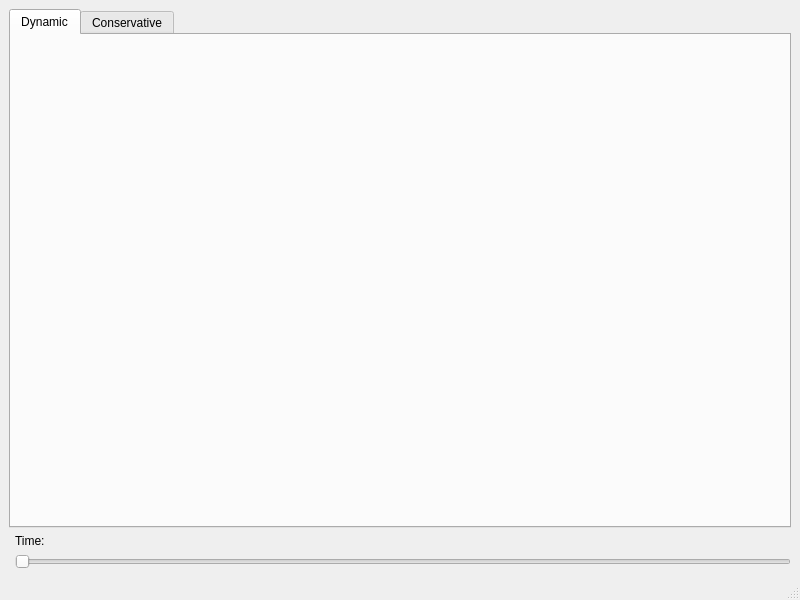
ToKiNoBug/UniSimulator, file MainWindow.ui: the form before one commit.
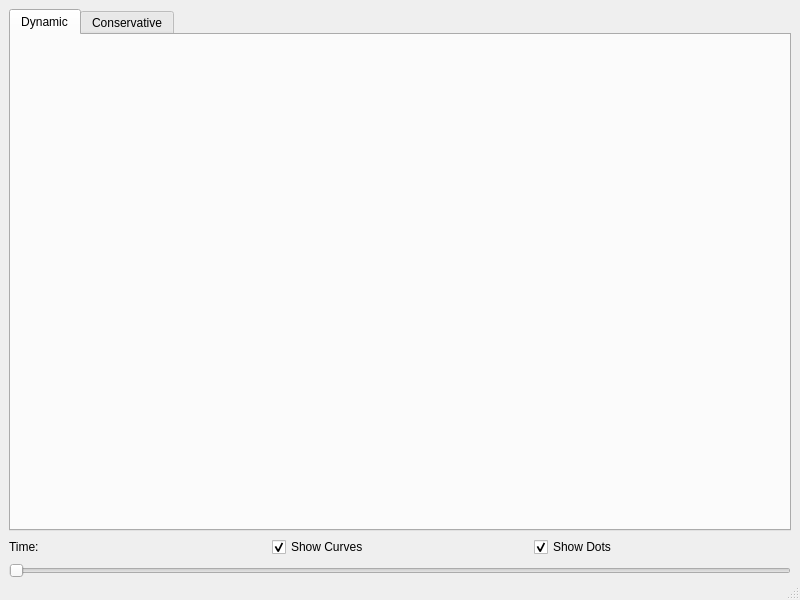
The form after the commit.

```diff
--- a/MainWindow.ui
+++ b/MainWindow.ui
@@ -15,7 +15,43 @@
   </property>
   <widget class="QWidget" name="centralwidget">
    <layout class="QGridLayout" name="gridLayout_2">
-    <item row="2" column="1">
+    <property name="bottomMargin">
+     <number>0</number>
+    </property>
+    <item row="1" column="0">
+     <widget class="QLabel" name="displayTime">
+      <property name="minimumSize">
+       <size>
+        <width>125</width>
+        <height>0</height>
+       </size>
+      </property>
+      <property name="text">
+       <string>Time:</string>
+      </property>
+     </widget>
+    </item>
+    <item row="1" column="2">
+     <widget class="QCheckBox" name="cbShowDots">
+      <property name="text">
+       <string>Show Dots</string>
+      </property>
+      <property name="checked">
+       <bool>true</bool>
+      </property>
+     </widget>
+    </item>
+    <item row="1" column="1">
+     <widget class="QCheckBox" name="cbShowCurves">
+      <property name="text">
+       <string>Show Curves</string>
+      </property>
+      <property name="checked">
+       <bool>true</bool>
+      </property>
+     </widget>
+    </item>
+    <item row="2" column="0" colspan="3">
      <widget class="QSlider" name="timeSlider">
       <property name="orientation">
        <enum>Qt::Horizontal</enum>
@@ -25,7 +61,7 @@
       </property>
      </widget>
     </item>
-    <item row="0" column="0" colspan="2">
+    <item row="0" column="0" colspan="3">
      <widget class="QTabWidget" name="tabWidget">
       <property name="currentIndex">
        <number>0</number>
@@ -76,19 +112,6 @@
       </widget>
      </widget>
     </item>
-    <item row="1" column="1">
-     <widget class="QLabel" name="displayTime">
-      <property name="minimumSize">
-       <size>
-        <width>125</width>
-        <height>0</height>
-       </size>
-      </property>
-      <property name="text">
-       <string>Time:</string>
-      </property>
-     </widget>
-    </item>
    </layout>
   </widget>
   <widget class="QMenuBar" name="menubar">
```
